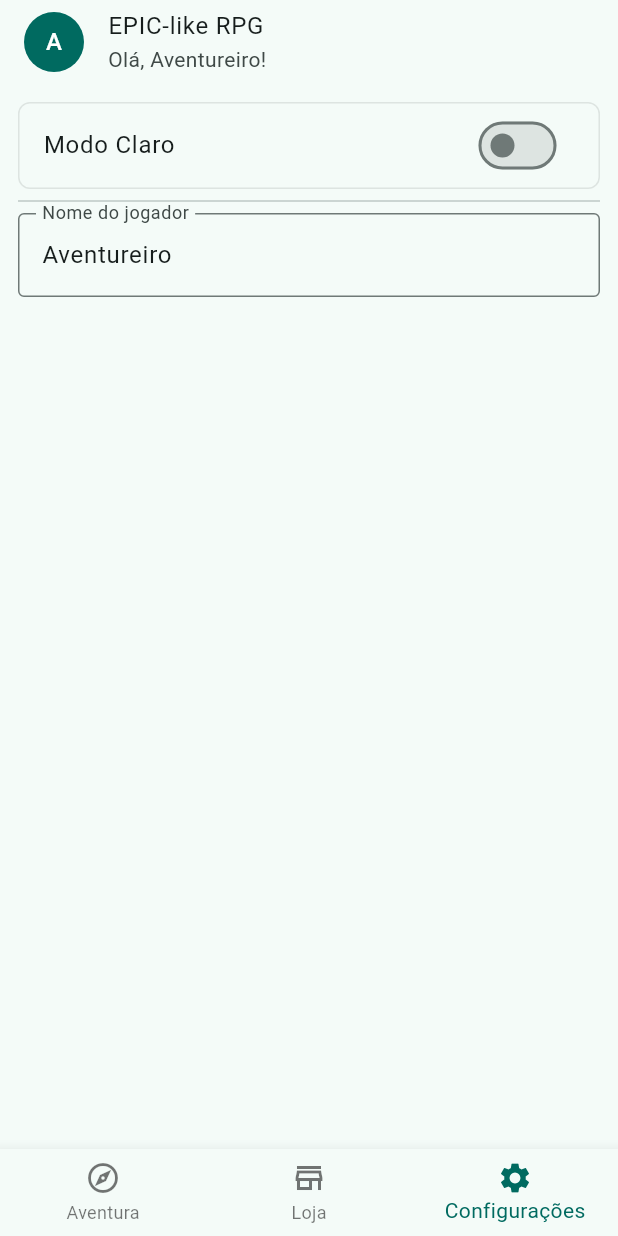
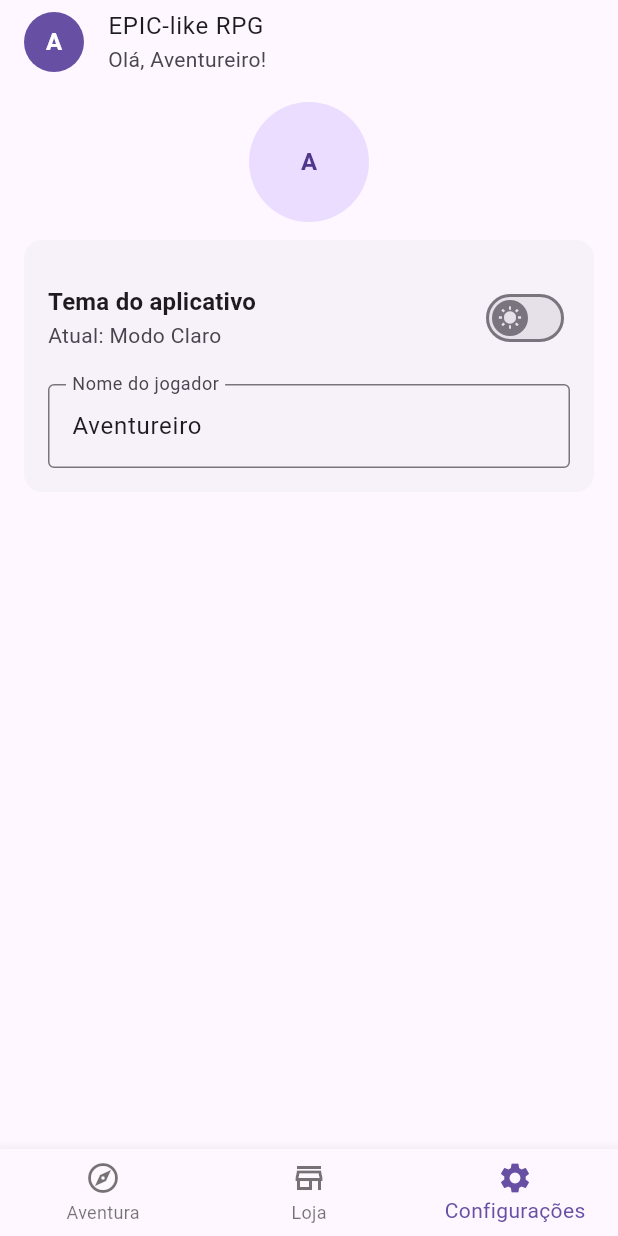
Before and after one commit to Kainato/arena_x, a Flutter app: the screen it shows after launch, item 3 of the bottom bar chosen, on a phone screen of 412 x 824 dp. Run offline on Flutter 3.47's test engine with Material 3 defaults, Android fonts, the phone set to English and light mode, and no system bars; our stand-ins replace shared_preferences.

Commit message:
Tematização + Ajustes na settings page
Refatora o gerenciamento de temas do aplicativo e adiciona componente de troca de tema

```diff
--- a/lib/app.dart
+++ b/lib/app.dart
@@ -1,6 +1,7 @@
 import 'package:arena_x/app/redirect.dart';
 import 'package:arena_x/core/state/app_state.dart';
 import 'package:arena_x/core/state/game_state.dart';
+import 'package:arena_x/core/theme/app_theme.dart';
 import 'package:flutter/material.dart';
 import 'package:provider/provider.dart';
 
@@ -18,20 +19,8 @@ class MainApp extends StatelessWidget {
         builder: (BuildContext context, AppState a, Widget? child) {
           return MaterialApp(
             title: 'EPIC-like RPG',
-            theme: ThemeData(
-              useMaterial3: true,
-              primarySwatch: a.primaryColor,
-              colorScheme: ColorScheme.fromSeed(seedColor: a.primaryColor),
-            ),
-            darkTheme: ThemeData(
-              useMaterial3: true,
-              brightness: Brightness.dark,
-              primarySwatch: a.primaryColor,
-              colorScheme: ColorScheme.fromSeed(
-                seedColor: a.primaryColor,
-                brightness: Brightness.dark,
-              ),
-            ),
+            theme: AppTheme(a).theme,
+            darkTheme: AppTheme(a).theme,
             themeMode: a.themeMode.$1,
             home: Redirect(),
           );
--- a/lib/app/home/tab/setting_read.dart
+++ b/lib/app/home/tab/setting_read.dart
@@ -1,14 +1,14 @@
-import 'package:arena_x/core/state/app_state.dart';
 import 'package:arena_x/core/state/game_state.dart';
 import 'package:flutter/material.dart';
 import 'package:provider/provider.dart';
+
+import '../../../utils/widgets/base/wd_switch_theme.dart';
 
 class SettingRead extends StatelessWidget {
   const SettingRead({super.key});
 
   @override
   Widget build(BuildContext context) {
-    final AppState a = context.watch<AppState>();
     final GameState g = context.watch<GameState>();
     // final List<MaterialColor> materialColors = [
     //   Colors.red,
@@ -21,22 +21,22 @@ class SettingRead extends StatelessWidget {
     // ];
 
     return Column(
-      crossAxisAlignment: CrossAxisAlignment.start,
+      crossAxisAlignment: CrossAxisAlignment.center,
       children: [
-        SwitchListTile(
-          title: Text(a.themeMode.$2),
-          value: a.darkMode,
-          shape: RoundedRectangleBorder(
-            side: BorderSide(
-              color: Theme.of(context).colorScheme.surfaceContainerHighest,
+        CircleAvatar(
+          radius: 40,
+          child: Text(
+            g.player.name.isNotEmpty ? g.player.name[0].toUpperCase() : 'A',
           ),
-            borderRadius: BorderRadius.circular(8.0),
         ),
-          onChanged: (value) {
-            a.toggleTheme();
-          },
-        ),
-        Divider(),
+        SizedBox(height: 8.0),
+        Card(
+          child: Padding(
+            padding: const EdgeInsets.all(16.0),
+            child: Column(
+              spacing: 8.0,
+              children: [
+                WdSwitchTheme(),
                 TextFormField(
                   controller: g.playerNameController,
                   decoration: InputDecoration(
@@ -44,7 +44,9 @@ class SettingRead extends StatelessWidget {
                     hintText: 'Digite o nome do jogador',
                     border: OutlineInputBorder(
                       borderSide: BorderSide(
-                color: Theme.of(context).colorScheme.surfaceContainerHighest,
+                        color: Theme.of(
+                          context,
+                        ).colorScheme.surfaceContainerHighest,
                       ),
                     ),
                   ),
@@ -55,12 +57,19 @@ class SettingRead extends StatelessWidget {
                       g.getPlayerName();
                       ScaffoldMessenger.of(context).showSnackBar(
                         SnackBar(
-                  content: Text('O nome do jogador não pode ser vazio!'),
+                          content: Text(
+                            'O nome do jogador não pode ser vazio!',
+                          ),
                         ),
                       );
                     }
                   },
                 ),
+              ],
+            ),
+          ),
+        ),
+        SizedBox(height: 8.0),
         // BlockPicker(
         //   pickerColor: a.primaryColor,
         //   availableColors: [
--- a/lib/core/state/app_state.dart
+++ b/lib/core/state/app_state.dart
@@ -1,5 +1,4 @@
 import 'package:arena_x/core/enum/cache_keys.dart';
-import 'package:flutter/foundation.dart';
 import 'package:flutter/material.dart';
 import 'package:shared_preferences/shared_preferences.dart';
 
--- /dev/null
+++ b/lib/core/theme/app_theme.dart
@@ -0,0 +1,49 @@
+import 'package:flutter/material.dart';
+
+import '../state/app_state.dart';
+
+class AppTheme {
+  /// Instância do AppState para acessar as preferências do usuário
+  final AppState a;
+
+  /// Construtor da classe AppTheme
+  AppTheme(this.a);
+
+  /// Retorna o tema claro baseado nas preferências do AppState
+  ThemeData get theme {
+    return ThemeData(
+      useMaterial3: true,
+      primarySwatch: a.primaryColor,
+      brightness: a.darkMode ? Brightness.dark : Brightness.light,
+      cardTheme: CardThemeData(
+        // color: a.primaryColor.shade50,
+        elevation: 0,
+        shape: RoundedRectangleBorder(
+          borderRadius: BorderRadius.circular(12.0),
+        ),
+      ),
+      textTheme: TextTheme(
+        // Rótulos e legendas
+        labelLarge: TextStyle(fontSize: 16, fontWeight: FontWeight.w500),
+        labelMedium: TextStyle(fontSize: 14, fontWeight: FontWeight.w500),
+        labelSmall: TextStyle(fontSize: 12, fontStyle: FontStyle.italic),
+        // Texto do corpo
+        bodyLarge: TextStyle(fontSize: 16),
+        bodyMedium: TextStyle(fontSize: 14),
+        bodySmall: TextStyle(fontSize: 12),
+        // Títulos
+        titleLarge: TextStyle(fontSize: 18, fontWeight: FontWeight.w700),
+        titleMedium: TextStyle(fontSize: 16, fontWeight: FontWeight.w600),
+        titleSmall: TextStyle(fontSize: 14, fontWeight: FontWeight.w500),
+        // Cabeçalhos
+        headlineLarge: TextStyle(fontSize: 26, fontWeight: FontWeight.w600),
+        headlineMedium: TextStyle(fontSize: 22, fontWeight: FontWeight.w600),
+        headlineSmall: TextStyle(fontSize: 20, fontWeight: FontWeight.w500),
+        // Textos de destaque
+        displayLarge: TextStyle(fontSize: 32, fontWeight: FontWeight.w700),
+        displayMedium: TextStyle(fontSize: 28, fontWeight: FontWeight.w700),
+        displaySmall: TextStyle(fontSize: 24, fontWeight: FontWeight.w700),
+      ),
+    );
+  }
+}
--- /dev/null
+++ b/lib/utils/widgets/base/wd_switch_theme.dart
@@ -0,0 +1,36 @@
+import 'package:flutter/material.dart';
+import 'package:provider/provider.dart';
+
+import '../../../core/state/app_state.dart';
+
+class WdSwitchTheme extends StatelessWidget {
+  const WdSwitchTheme({super.key});
+
+  @override
+  Widget build(BuildContext context) {
+    /// Obtém, pelo provider, o estado do aplicativo
+    final AppState a = context.watch<AppState>();
+
+    return SwitchListTile(
+      contentPadding: const EdgeInsets.all(0),
+      title: Text(
+        'Tema do aplicativo',
+        style: Theme.of(context).textTheme.titleMedium,
+      ),
+      subtitle: Text('Atual: ${a.themeMode.$2}'),
+      value: a.darkMode,
+      shape: RoundedRectangleBorder(
+        side: BorderSide(width: 0, color: Colors.transparent),
+        borderRadius: BorderRadius.circular(8.0),
+      ),
+      thumbIcon: WidgetStateProperty.resolveWith<Icon?>((states) {
+        if (a.darkMode) {
+          return const Icon(Icons.nightlight_round);
+        } else {
+          return const Icon(Icons.wb_sunny);
+        }
+      }),
+      onChanged: (value) => a.toggleTheme(),
+    );
+  }
+}
```
Lines whose indentation alone changed are shown as unchanged.
